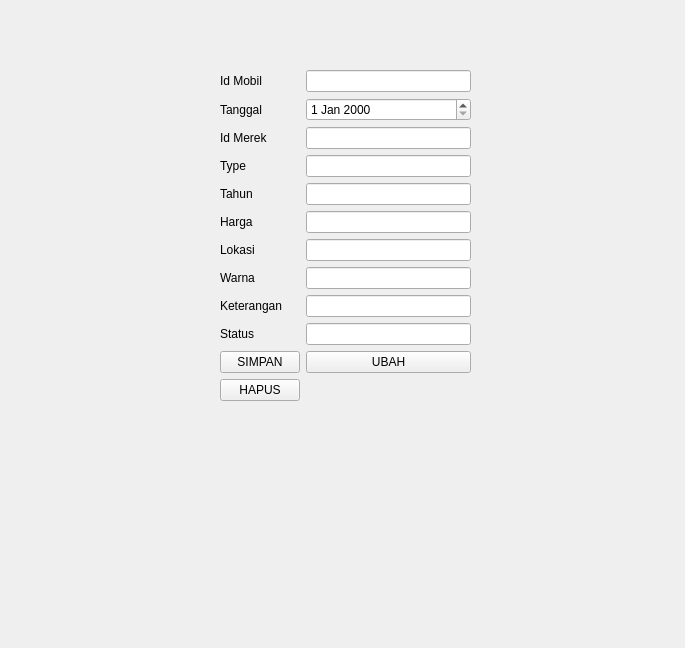
Old version of the form Tugas_2310010573/SewaMobil_2310010573/mobil.ui in the repository eevnxx999/Tugas_2310010573.
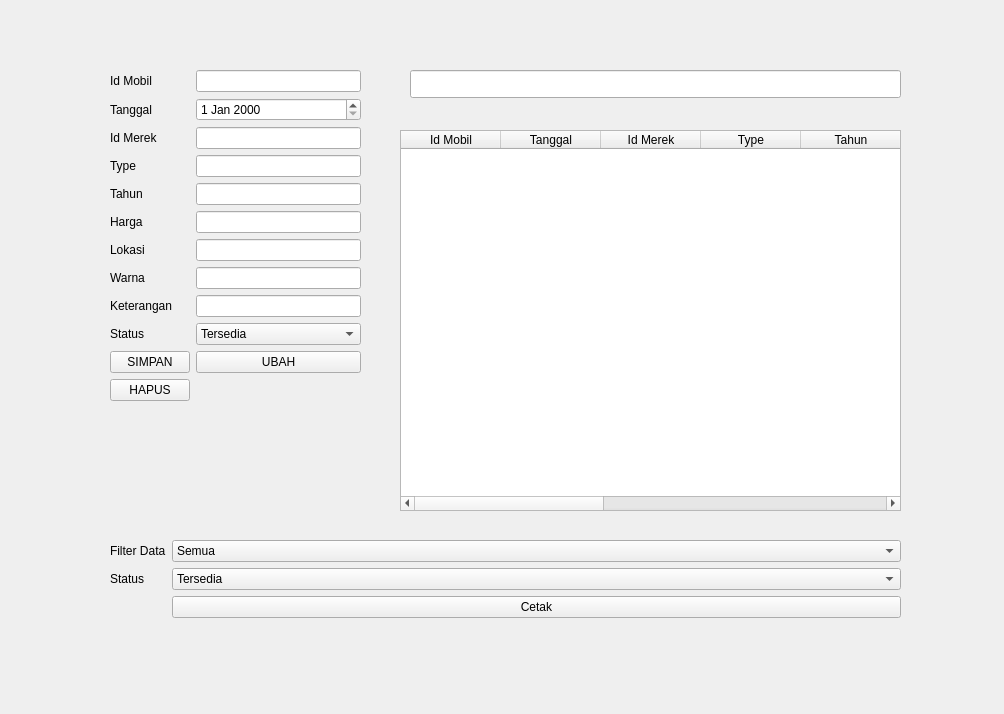
New version of the form.

Diff of the .ui file:
```diff
--- a/Tugas_2310010573/SewaMobil_2310010573/mobil.ui
+++ b/Tugas_2310010573/SewaMobil_2310010573/mobil.ui
@@ -6,8 +6,8 @@
    <rect>
     <x>0</x>
     <y>0</y>
-    <width>685</width>
-    <height>648</height>
+    <width>1004</width>
+    <height>714</height>
    </rect>
   </property>
   <property name="windowTitle">
@@ -16,10 +16,10 @@
   <widget class="QWidget" name="formLayoutWidget">
    <property name="geometry">
     <rect>
-     <x>220</x>
+     <x>110</x>
      <y>70</y>
      <width>251</width>
-     <height>445</height>
+     <height>441</height>
     </rect>
    </property>
    <layout class="QFormLayout" name="formLayout">
@@ -103,6 +103,13 @@
     <item row="7" column="1">
      <widget class="QLineEdit" name="warnaLineEdit"/>
     </item>
+    <item row="8" column="0">
+     <widget class="QLabel" name="keteranganLabel">
+      <property name="text">
+       <string>Keterangan</string>
+      </property>
+     </widget>
+    </item>
     <item row="8" column="1">
      <widget class="QLineEdit" name="keteranganLineEdit"/>
     </item>
@@ -113,34 +120,169 @@
       </property>
      </widget>
     </item>
-    <item row="9" column="1">
-     <widget class="QLineEdit" name="statusLineEdit"/>
-    </item>
-    <item row="10" column="0">
+    <item row="11" column="0">
      <widget class="QPushButton" name="BtnSimpan">
       <property name="text">
        <string>SIMPAN</string>
       </property>
      </widget>
     </item>
-    <item row="10" column="1">
+    <item row="11" column="1">
      <widget class="QPushButton" name="BtnUbah">
       <property name="text">
        <string>UBAH</string>
       </property>
      </widget>
     </item>
-    <item row="11" column="0">
+    <item row="12" column="0">
      <widget class="QPushButton" name="BtnHapus">
       <property name="text">
        <string>HAPUS</string>
       </property>
      </widget>
     </item>
-    <item row="8" column="0">
-     <widget class="QLabel" name="keteranganLabel">
+    <item row="9" column="1">
+     <widget class="QComboBox" name="statusComboBox">
+      <item>
+       <property name="text">
+        <string>Tersedia</string>
+       </property>
+      </item>
+      <item>
+       <property name="text">
+        <string>Disewakan</string>
+       </property>
+      </item>
+     </widget>
+    </item>
+   </layout>
+  </widget>
+  <widget class="QLineEdit" name="lineCari">
+   <property name="geometry">
+    <rect>
+     <x>410</x>
+     <y>70</y>
+     <width>491</width>
+     <height>28</height>
+    </rect>
+   </property>
+  </widget>
+  <widget class="QTableWidget" name="tblMobil">
+   <property name="geometry">
+    <rect>
+     <x>400</x>
+     <y>130</y>
+     <width>501</width>
+     <height>381</height>
+    </rect>
+   </property>
+   <column>
+    <property name="text">
+     <string>Id Mobil</string>
+    </property>
+   </column>
+   <column>
+    <property name="text">
+     <string>Tanggal</string>
+    </property>
+   </column>
+   <column>
+    <property name="text">
+     <string>Id Merek</string>
+    </property>
+   </column>
+   <column>
+    <property name="text">
+     <string>Type</string>
+    </property>
+   </column>
+   <column>
+    <property name="text">
+     <string>Tahun</string>
+    </property>
+   </column>
+   <column>
+    <property name="text">
+     <string>Harga</string>
+    </property>
+   </column>
+   <column>
+    <property name="text">
+     <string>Lokasi</string>
+    </property>
+   </column>
+   <column>
+    <property name="text">
+     <string>Warna</string>
+    </property>
+   </column>
+   <column>
+    <property name="text">
+     <string>Keterangan</string>
+    </property>
+   </column>
+   <column>
+    <property name="text">
+     <string>Status</string>
+    </property>
+   </column>
+  </widget>
+  <widget class="QWidget" name="formLayoutWidget_2">
+   <property name="geometry">
+    <rect>
+     <x>110</x>
+     <y>540</y>
+     <width>791</width>
+     <height>111</height>
+    </rect>
+   </property>
+   <layout class="QFormLayout" name="formLayout_2">
+    <item row="0" column="0">
+     <widget class="QLabel" name="filterDataLabel">
       <property name="text">
-       <string>Keterangan</string>
+       <string>Filter Data</string>
+      </property>
+     </widget>
+    </item>
+    <item row="0" column="1">
+     <widget class="QComboBox" name="comboFilter">
+      <item>
+       <property name="text">
+        <string>Semua</string>
+       </property>
+      </item>
+      <item>
+       <property name="text">
+        <string>Status</string>
+       </property>
+      </item>
+     </widget>
+    </item>
+    <item row="2" column="1">
+     <widget class="QPushButton" name="btnCetak">
+      <property name="text">
+       <string>Cetak</string>
+      </property>
+     </widget>
+    </item>
+    <item row="1" column="1">
+     <widget class="QComboBox" name="comboStatus">
+      <item>
+       <property name="text">
+        <string>Tersedia</string>
+       </property>
+      </item>
+      <item>
+       <property name="text">
+        <string>Disewakan</string>
+       </property>
+      </item>
+     </widget>
+    </item>
+    <item row="1" column="0">
+     <widget class="QLabel" name="statusLabel_2">
+      <property name="text">
+       <string>Status</string>
       </property>
      </widget>
     </item>
```
